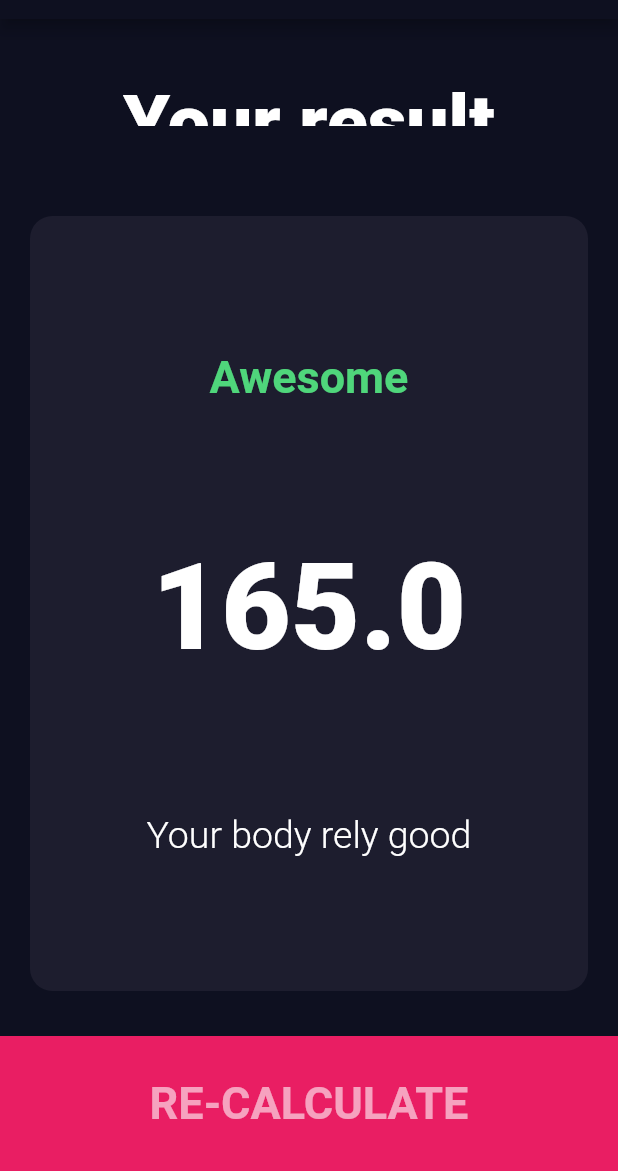
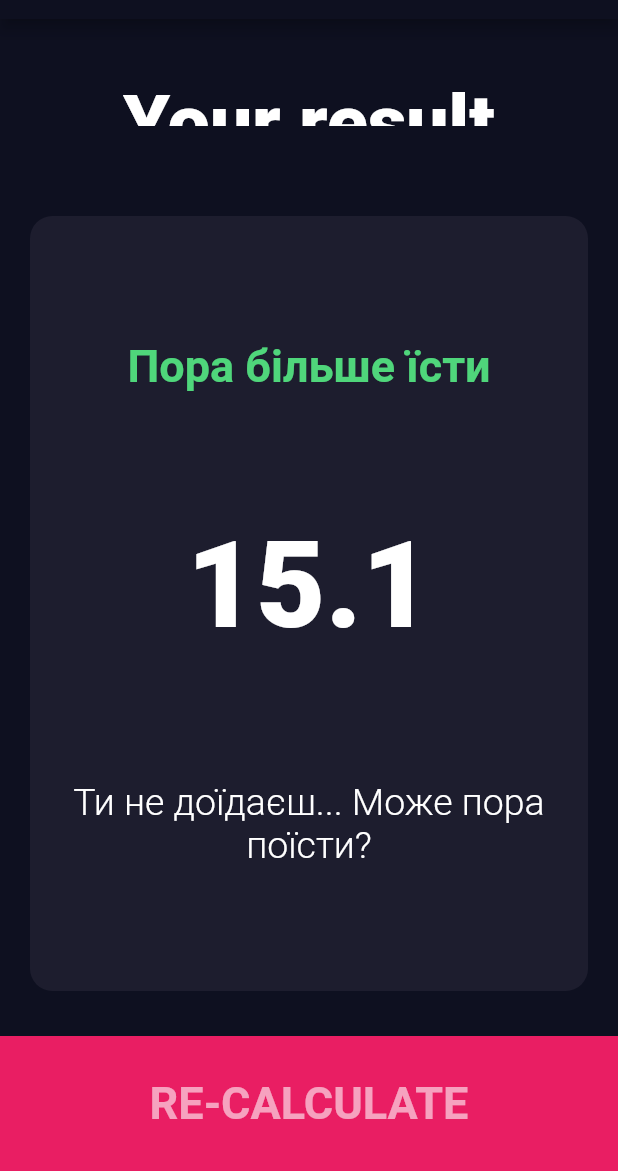
Before and after one commit to aleks007ua/bmi_calculator, a Flutter app: the screen it shows after launch, after a tap on "CALCULATE", on a phone screen of 412 x 824 dp, the part 65-1236 px from its top. Run offline on Flutter 3.47's test engine with Material 2 defaults, Android fonts, the phone set to English and light mode, and no system bars; our stand-ins replace font_awesome_flutter.

Commit message:
create newFile Calculator_brain, add func, change functions in InputPage

```diff
--- a/lib/bottom_button.dart
+++ /dev/null
@@ -1,31 +0,0 @@
-import 'package:flutter/material.dart';
-import 'constains.dart';
-
-class BottomButton extends StatelessWidget {
-  final void Function() onTap;
-  final String? buttomTitle;
-
-  BottomButton({
-    required this.onTap,
-    required this.buttomTitle,
-  });
-
-  @override
-  Widget build(BuildContext context) {
-    return GestureDetector(
-      onTap: onTap,
-      child: Container(
-        color: bottomContainerColour,
-        margin: EdgeInsets.only(top: 10.0),
-        width: double.infinity,
-        height: bottomContainerHeidth,
-        child: Center(
-          child: Text(
-            buttomTitle!,
-            style: largeButtonTextStyle,
-          ),
-        ),
-      ),
-    );
-  }
-}
--- a/lib/components/bottom_button.dart
+++ b/lib/components/bottom_button.dart
@@ -5,7 +5,8 @@ class BottomButton extends StatelessWidget {
   final void Function() onTap;
   final String? buttomTitle;
 
-  BottomButton({
+  // ignore: use_key_in_widget_constructors
+  const BottomButton({
     required this.onTap,
     required this.buttomTitle,
   });
@@ -16,7 +17,7 @@ class BottomButton extends StatelessWidget {
       onTap: onTap,
       child: Container(
         color: bottomContainerColour,
-        margin: EdgeInsets.only(top: 10.0),
+        margin: const EdgeInsets.only(top: 10.0),
         width: double.infinity,
         height: bottomContainerHeidth,
         child: Center(
--- /dev/null
+++ b/lib/components/calculator_brain.dart
@@ -0,0 +1,37 @@
+import 'dart:math';
+import 'package:bmi_calculator/input_page.dart';
+
+class CalculatorBrain {
+  final int height;
+  final int weight;
+  final double _bmi;
+
+  CalculatorBrain({
+    required this.height,
+    required this.weight,
+  }) : _bmi = weight / pow(height/100, 2);
+
+  String calculateBMI() {
+    return _bmi.toStringAsFixed(1);
+  }
+
+  String getResult() {
+    if (_bmi >= 25) {
+      return 'Жирдяй';
+    } else if (_bmi > 18.5) {
+      return 'Awesome';
+    } else {
+      return 'Пора більше їсти';
+    }
+  }
+
+  String getInterpretation() {
+    if (_bmi >= 25) {
+      return 'Твоє тіло більше, ніж потрібно. Пора підняти 5 точку, вийди погуляти';
+    } else if (_bmi > 18.5) {
+      return 'Твоє тіло ідеальне, надалі займайся спортом, слідкуй за харчуванням';
+    } else {
+      return 'Ти не доїдаєш... Може пора поїсти?';
+    }
+  }
+}
--- a/lib/constains.dart
+++ /dev/null
@@ -1,49 +0,0 @@
-import 'package:flutter/material.dart';
-import 'package:font_awesome_flutter/font_awesome_flutter.dart';
-
-const iconCardMale = FontAwesomeIcons.mars;
-const iconCardFemale = FontAwesomeIcons.venus;
-const iconTextMale = 'MALE';
-const iconTextFemale = 'FEMALE';
-
-const bottomContainerHeidth = 90.0;
-const activeCardColour = Color.fromARGB(255, 29, 29, 46);
-const inActiveCardColour = Color.fromARGB(255, 16, 16, 26);
-const bottomContainerColour = Colors.pink;
-
-const numberTextStyle = TextStyle(
-  fontSize: 50,
-  fontWeight: FontWeight.w900,
-);
-
-
-
-const iconTextStyle = TextStyle(
-  fontSize: 20,
-  color: Color.fromARGB(150, 255, 255, 255),
-);
-
-const largeButtonTextStyle = TextStyle(
-  fontSize: 30,
-  color: Color.fromARGB(150, 255, 255, 255),
-  fontWeight: FontWeight.bold,
-);
-
-const resultTextFirstTextStyle = TextStyle(
-  fontSize: 30,
-  color: Color.fromARGB(211, 90, 252, 139),
-  fontWeight: FontWeight.bold,
-);
-
-const resultNumberTextStyle = TextStyle(
-  fontSize: 80,
-  fontWeight: FontWeight.w900,
-);
-
-const resultTextFinalTextStyle = TextStyle(
-  fontSize: 25,
-  fontWeight: FontWeight.w300,
-);
-
-const minSliderValue = 155.0;
-const maxSliderValue = 205.0;
--- a/lib/input_page.dart
+++ b/lib/input_page.dart
@@ -6,11 +6,16 @@ import 'components/constains.dart';
 import 'results_page.dart';
 import 'components/bottom_button.dart';
 import 'components/round_icon_button.dart';
+import 'components/calculator_brain.dart';
 
 enum Gender {
   male,
   female,
 }
+
+int height = 180;
+int weight = 49;
+int age = 23;
 
 Gender? selectedGender;
 
@@ -22,9 +27,7 @@ class InputPage extends StatefulWidget {
 }
 
 class _InputPageState extends State<InputPage> {
-  int height = 180;
-  int weight = 49;
-  int age = 23;
+
 
   void updateColour(Gender selectedGender) {}
 
@@ -233,11 +236,18 @@ class _InputPageState extends State<InputPage> {
           ),
           BottomButton(
             onTap: () {
+              CalculatorBrain calc =
+                  CalculatorBrain(height: height, weight: weight);
+
               Navigator.push(
                 context,
                 MaterialPageRoute(
                   builder: ((context) {
-                    return ResultsPage();
+                    return ResultsPage(
+                      bmiResult: calc.calculateBMI(),
+                      resultText: calc.getResult(),
+                      interpretation: calc.getInterpretation(),
+                    );
                   }),
                 ),
               );
--- a/lib/results_page.dart
+++ b/lib/results_page.dart
@@ -1,28 +1,34 @@
 import 'package:bmi_calculator/components/constains.dart';
 import 'package:bmi_calculator/input_page.dart';
+import 'package:bmi_calculator/main.dart';
 import 'package:flutter/material.dart';
 import 'components/reusable_card.dart';
 import 'components/bottom_button.dart';
+import 'components/calculator_brain.dart';
 
 class ResultsPage extends StatelessWidget {
-  const ResultsPage({Key? key}) : super(key: key);
+  final String bmiResult;
+  final String resultText;
+  final String interpretation;
+
+  ResultsPage({
+    required this.bmiResult,
+    required this.interpretation,
+    required this.resultText,
+  });
 
   @override
   Widget build(BuildContext context) {
     return Scaffold(
-
       appBar: AppBar(
         title: Text(
           'BMI Calculator',
         ),
       ),
-
       body: Column(
         mainAxisAlignment: MainAxisAlignment.spaceEvenly,
         crossAxisAlignment: CrossAxisAlignment.center,
-
         children: [
-
           Expanded(
             child: Container(
               padding: EdgeInsets.all(40),
@@ -32,33 +38,29 @@ class ResultsPage extends StatelessWidget {
               ),
             ),
           ),
-
           Expanded(
             flex: 5,
-
             child: ReusableCard(
               colorChange: activeCardColour,
-
               cardChild: Column(
                 mainAxisAlignment: MainAxisAlignment.spaceEvenly,
                 crossAxisAlignment: CrossAxisAlignment.stretch,
                 children: [
                   Text(
-                    'Awesome',
-                    textAlign: TextAlign.center,
-                    style: resultTextFirstTextStyle
-                  ),
+                    resultText,
+                      textAlign: TextAlign.center,
+                      style: resultTextFirstTextStyle,
+                      ),
                   Text(
-                    '165.0',
+                    bmiResult,
                     textAlign: TextAlign.center,
                     style: resultNumberTextStyle,
                   ),
                   Text(
-                    'Your body rely good',
+                    interpretation,
                     textAlign: TextAlign.center,
                     style: resultTextFinalTextStyle,
                   ),
-
                 ],
               ),
             ),
--- a/lib/reusable_card.dart
+++ /dev/null
@@ -1,25 +0,0 @@
-import 'package:flutter/material.dart';
-
-class ReusableCard extends StatefulWidget {
-  ReusableCard({required this.colorChange, required this.cardChild});
-
-  final Color colorChange;
-  final Widget cardChild;
-
-  @override
-  State<ReusableCard> createState() => _ReusableCardState();
-}
-
-class _ReusableCardState extends State<ReusableCard> {
-  @override
-  Widget build(BuildContext context) {
-    return Container(
-      child: widget.cardChild,
-      margin: EdgeInsets.all(20),
-      decoration: BoxDecoration(
-        color: widget.colorChange,
-        borderRadius: BorderRadius.circular(15),
-      ),
-    );
-  }
-}
```
Also changed, not shown: lib/icon_content.dart (deleted, +0 -29 lines), lib/round_icon_button.dart (deleted, +0 -21 lines).
